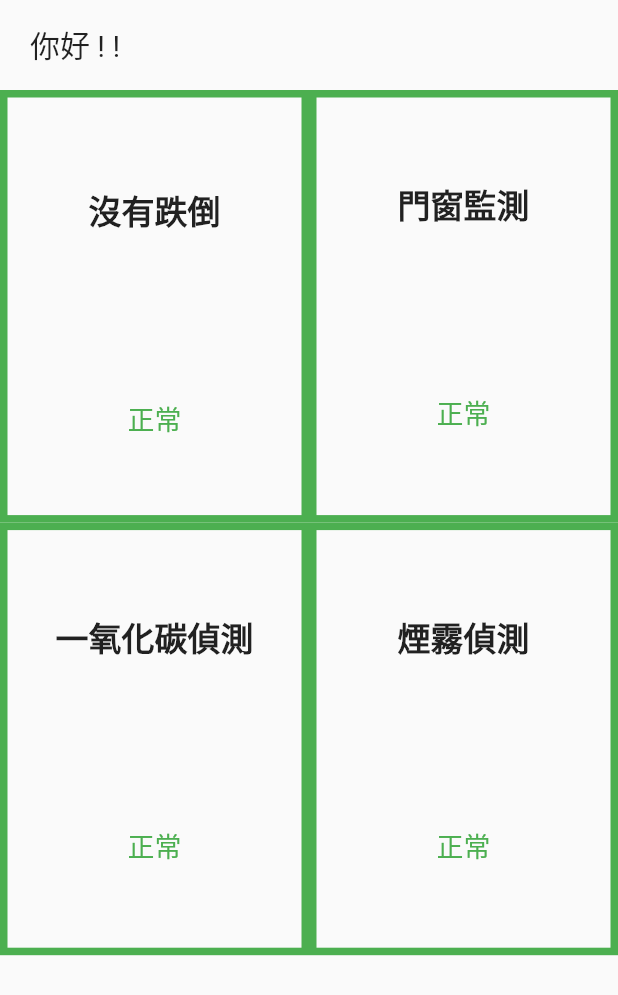
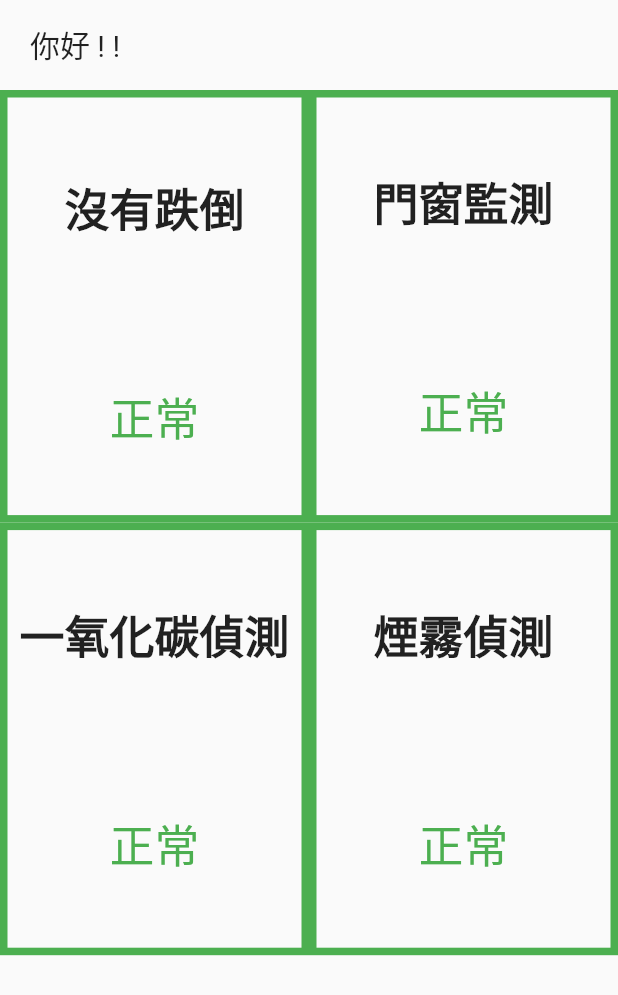
Before and after one commit to sappire11/family_alert, a Flutter app: the FunctionA screen opened by its route, on a phone screen of 412 x 824 dp. Shown: the top 995 px of the screen. Run offline on Flutter 3.47's test engine with Material 2 defaults, Android fonts, the phone set to English and light mode, and no system bars; our stand-ins replace chewie, dio, flutter_local_notifications, fluttertoast, sqflite, timezone and 2 more; missing offline and left inert: flutter_vlc_player; accounts and stored records are empty.

Commit message:
fontsize 30

```diff
--- a/lib/information.dart
+++ b/lib/information.dart
@@ -33,12 +33,12 @@ class FunctionA extends StatefulWidget {
 
 class _FunctionAState extends State<FunctionA> {
   bool saving = false;
-  final double fontHeaderSize = 22;
-  final double fontContentSize = 18;
+  final double fontHeaderSize = 30;
+  final double fontContentSize = 30;
   final Color normalBorder = Colors.green;
   final Color troubleBorder = Colors.red;
-  TextStyle headStyle = TextStyle(fontSize: 22, fontWeight: FontWeight.bold);
-  TextStyle contentStyle = TextStyle(fontSize: 18, color: Colors.green);
+  TextStyle headStyle = TextStyle(fontSize: 30, fontWeight: FontWeight.bold);
+  TextStyle contentStyle = TextStyle(fontSize: 30, color: Colors.green);
   bool doorOpen = false;
   bool fall = false;
   int n = 0;
@@ -153,12 +153,12 @@ class _FunctionAState extends State<FunctionA> {
                             ? Text(
                                 '被開啟',
                                 style:
-                                    TextStyle(color: Colors.red, fontSize: 18),
+                                    TextStyle(color: Colors.red, fontSize: 30),
                               )
                             : Text(
                                 '正常',
                                 style: TextStyle(
-                                    color: Colors.green, fontSize: 18),
+                                    color: Colors.green, fontSize: 30),
                               )
                       ],
                     ),
```
